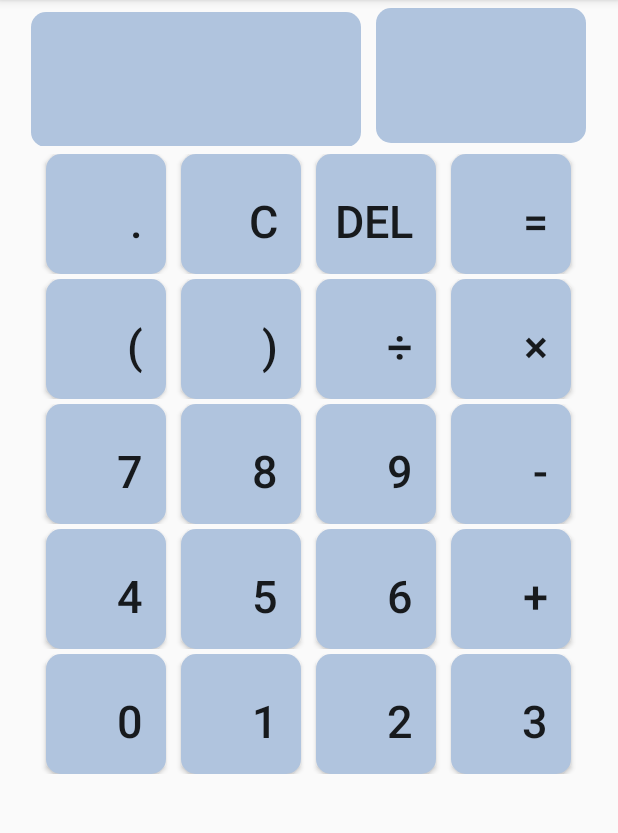
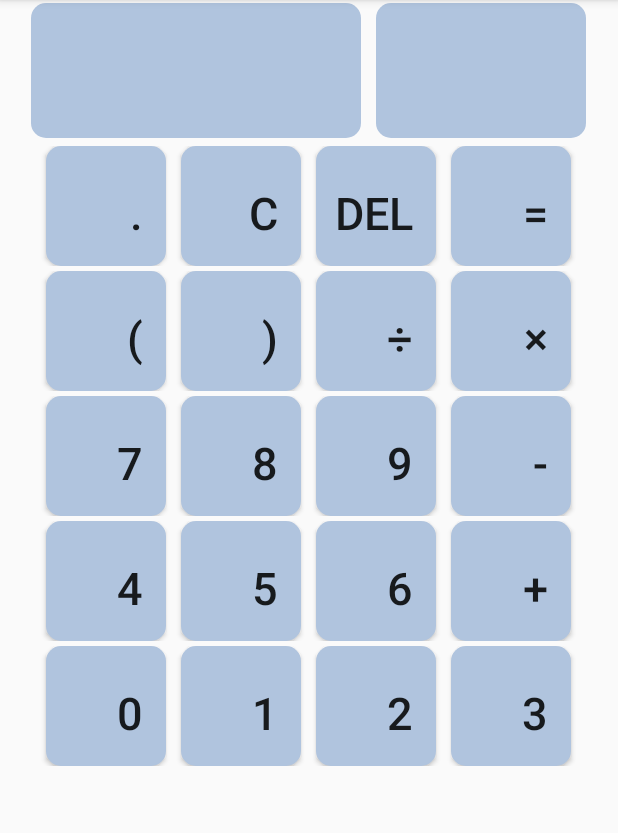
Before and after one commit to JSueYi/Jisuanqi, an Android app: the screen it shows after launch (MainActivity), on a phone screen of 412 x 824 dp, the part 84-917 px from its top. Run offline under Robolectric (Android 15) with nearby library versions, the phone set to English and light mode, and no system bars.

Commit message:
Jsuanqi1.3

```diff
--- a/app/src/main/res/layout/activity_main.xml
+++ b/app/src/main/res/layout/activity_main.xml
@@ -11,7 +11,7 @@
     <LinearLayout
         android:layout_width="fill_parent"
         android:layout_height="wrap_content"
-        android:layout_marginTop="5dp"
+        android:layout_marginTop="2dp"
         android:orientation="horizontal"
         android:gravity="center_horizontal"
         >
@@ -20,7 +20,6 @@
             android:id="@+id/et_input"
             android:layout_width="220dp"
             android:layout_height="90dp"
-            android:layout_marginTop="2dp"
             android:background="@drawable/white_selector"
             android:gravity="right|bottom"
             android:paddingBottom="20dp"
```
